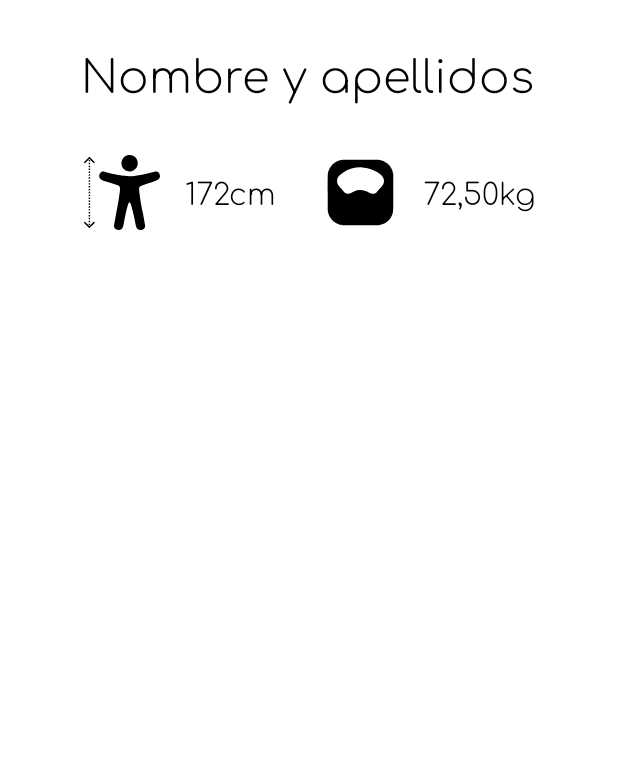
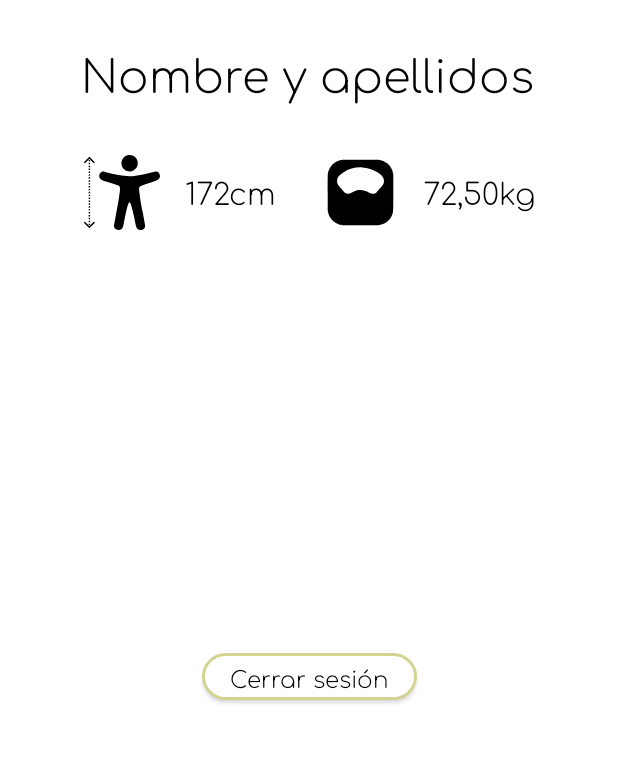
Before and after one commit to RaulMedR/Vitalize-PAMN, an Android app: the layout user_profile.xml on its own in the app's theme, with its tools: preview values and no code run, on a phone screen of 412 x 824 dp, the part 393-1156 px from its top. Run offline under Robolectric (Android 15) with nearby library versions, the phone set to English and light mode, and no system bars.

Commit message:
SPRINT 1: Template del perfil de usuario - Se ha añadido un botón para cerrar sesión

```diff
--- a/app/src/main/res/layout/user_profile.xml
+++ b/app/src/main/res/layout/user_profile.xml
@@ -119,6 +119,19 @@
             app:srcCompat="@drawable/scale_icon"
             android:contentDescription="@string/peso_del_usuario" />
 
+        <androidx.appcompat.widget.AppCompatButton
+            android:id="@+id/buttonRegister"
+            style="@style/ButtonStyle"
+            android:layout_width="143dp"
+            android:background="@drawable/input"
+            android:text="@string/cerrar_sesion"
+            app:layout_constraintBottom_toBottomOf="parent"
+            app:layout_constraintEnd_toEndOf="parent"
+            app:layout_constraintStart_toStartOf="parent"
+            app:layout_constraintTop_toBottomOf="@+id/icono_peso"
+            app:layout_constraintVertical_bias="0.747"
+            tools:ignore="TouchTargetSizeCheck" />
+
 
     </androidx.constraintlayout.widget.ConstraintLayout>
 </layout>
--- a/app/src/main/res/values/strings.xml
+++ b/app/src/main/res/values/strings.xml
@@ -33,5 +33,6 @@
     <string name="menos">-</string>
     <string name="igual">=</string>
     <string name="simbolo_mas">+</string>
+    <string name="cerrar_sesion">Cerrar sesión</string>
 
 </resources>
```
